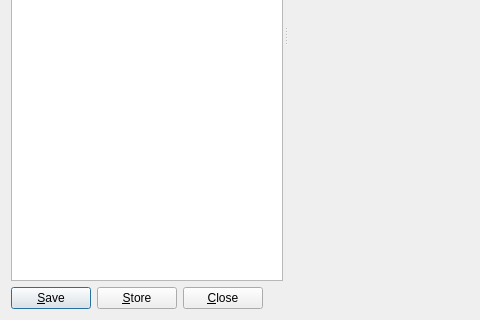
jkotan/nexdatas.configtool, file ndtsconfigtool/ui/componentdlg.ui: the form before one commit; both pictures show x 0 to 480 and y 250 to 570 of the 729 by 570 pixel window.
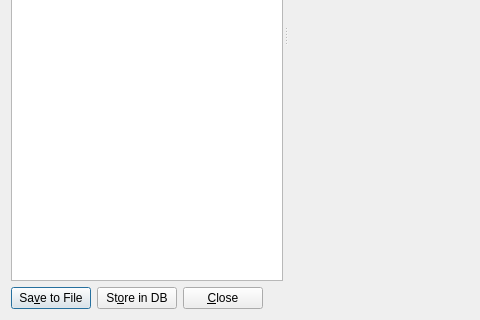
The form after the commit.

Commit message: changing Save/Store buttons into Save to File/Store in DB

```diff
--- a/ndtsconfigtool/ui/componentdlg.ui
+++ b/ndtsconfigtool/ui/componentdlg.ui
@@ -32,14 +32,14 @@
          <item>
           <widget class="QPushButton" name="savePushButton">
            <property name="text">
-            <string>&amp;Save</string>
+            <string>Sa&amp;ve to File</string>
            </property>
           </widget>
          </item>
          <item>
           <widget class="QPushButton" name="storePushButton">
            <property name="text">
-            <string>&amp;Store</string>
+            <string>St&amp;ore in DB</string>
            </property>
           </widget>
          </item>
```
The commit also changes 1 other file.
